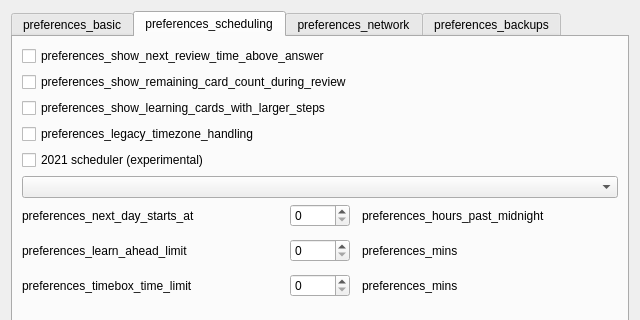
ankitects/anki, file qt/aqt/forms/preferences.ui: the form before one commit; both pictures show x 0 to 640 and y 0 to 320 of the 640 by 485 pixel window.
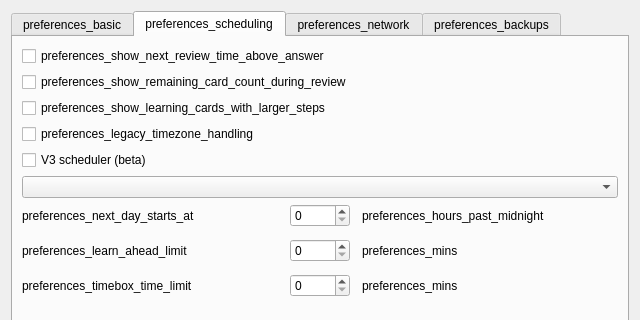
The form after the commit. The open tabs and pages were chosen to show the change.

Commit message: v3 scheduler: experimental -> beta

Diff of the .ui file:
```diff
--- a/qt/aqt/forms/preferences.ui
+++ b/qt/aqt/forms/preferences.ui
@@ -225,7 +225,7 @@
           <string notr="true"/>
          </property>
          <property name="text">
-          <string notr="true">2021 scheduler (experimental)</string>
+          <string notr="true">V3 scheduler (beta)</string>
          </property>
         </widget>
        </item>
```
